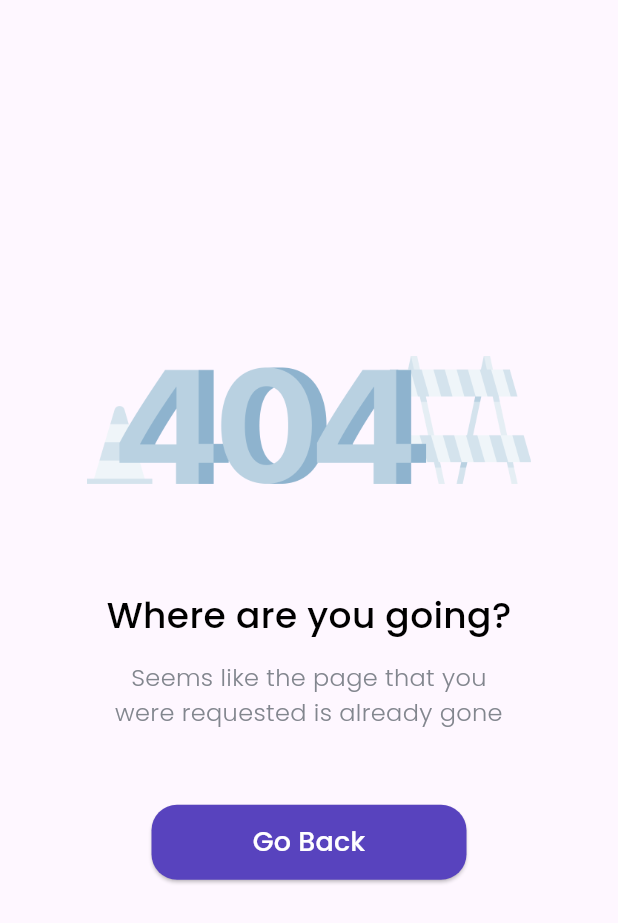
After one commit to petelpop/CozyNest, a Flutter app: the ErrorPage screen opened directly, on a phone screen of 412 x 824 dp. The commit adds this screen. Shown: the top 923 px of the screen. Run offline on Flutter 3.47's test engine with Material 3 defaults, Android fonts, the phone set to English and light mode, and no system bars; our stand-ins replace google_fonts.

Commit message:
create error page if link is invalid

```diff
--- /dev/null
+++ b/lib/pages/error_page.dart
@@ -0,0 +1,57 @@
+import 'package:cozy/pages/home_page.dart';
+import 'package:cozy/theme.dart';
+import 'package:flutter/material.dart';
+
+class ErrorPage extends StatelessWidget {
+  const ErrorPage({super.key});
+
+  @override
+  Widget build(BuildContext context) {
+    return Scaffold(
+      body: SafeArea(
+        bottom: false,
+        child: Center(
+          child: Column(
+            mainAxisAlignment: MainAxisAlignment.center,
+            children: [
+              Image.asset(
+                'assets/error.png',
+                width: 300,
+                height: 85,
+              ),
+              const SizedBox(height: 70),
+              Text(
+                'Where are you going?',
+                style: blackTextStyle.copyWith(fontSize: 24),
+              ),
+              const SizedBox(height: 14),
+              Text(
+                'Seems like the page that you\nwere requested is already gone',
+                style: greyTextStyle.copyWith(
+                  fontSize: 16,
+                ),
+                textAlign: TextAlign.center,
+              ),
+              const SizedBox(height: 50),
+              ElevatedButton(
+                onPressed: () {
+                  Navigator.pop(context);
+                },
+
+                style: ElevatedButton.styleFrom(
+                  backgroundColor: purpleColor,
+                  shape: RoundedRectangleBorder(borderRadius: BorderRadius.circular(17)),
+                  minimumSize: const Size(210, 50)
+                ),
+                child: Text(
+                  'Go Back',
+                  style: whiteTextStyle.copyWith(fontSize: 18),
+                ),
+              ),
+            ],
+          ),
+        ),
+      ),
+    );
+  }
+}
```
Also changed, not shown: lib/pages/detail_page.dart (+5 -13 lines), lib/url.dart (added, +13 -0 lines).
